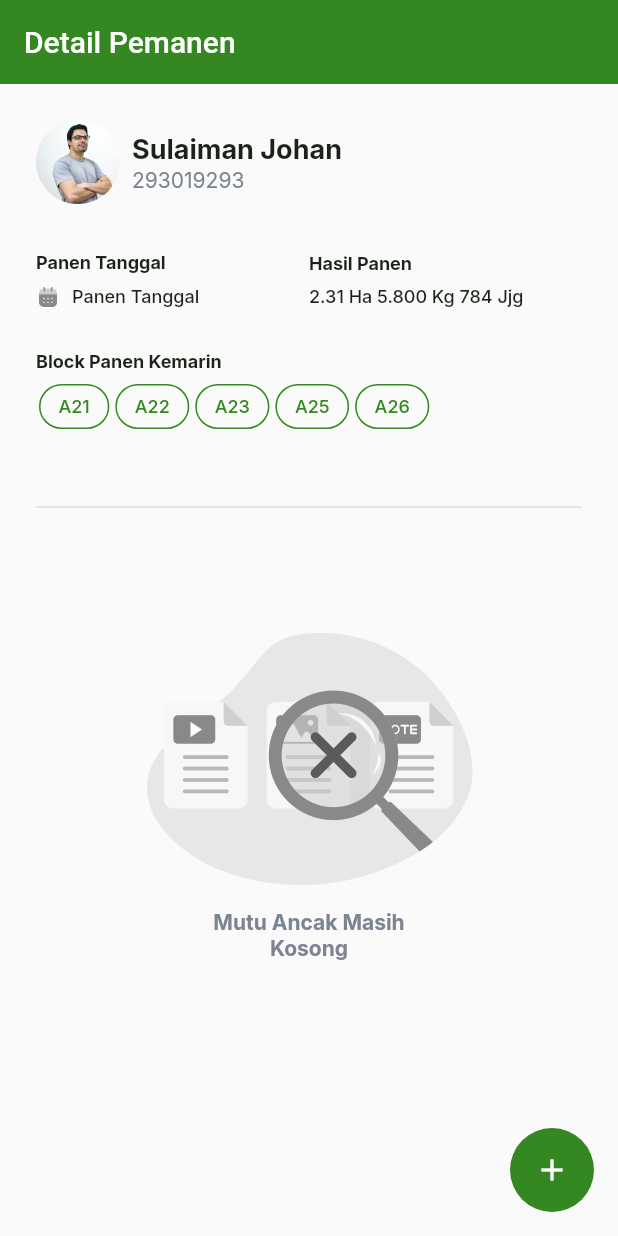
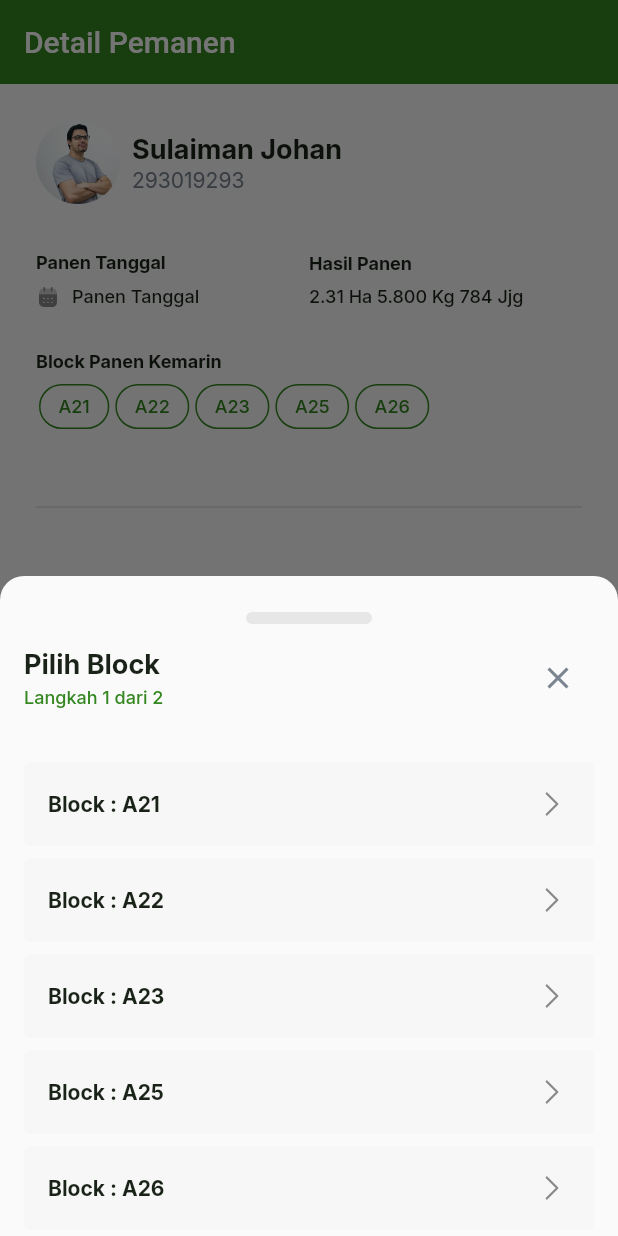
Before and after one commit to johansutrisno/pemanen-mobile, a Flutter app: the screen it shows after launch, after a tap on the "add" icon, on a phone screen of 412 x 824 dp. Run offline on Flutter 3.47's test engine with Material 2 defaults, Android fonts, the light colour scheme and no system bars; our stand-ins replace cached_network_image, flutter_svg, google_fonts.

Commit message:
feat: ui create panen

```diff
--- /dev/null
+++ b/lib/pages/detail_pemanen/component/select_block_sheet.dart
@@ -0,0 +1,111 @@
+import 'package:flutter/material.dart';
+import 'package:pemanen_mobile/component/pm_asset.dart';
+import 'package:pemanen_mobile/core/constants/assets.dart';
+import 'package:pemanen_mobile/pages/detail_pemanen/component/select_row_sheet.dart';
+import 'package:pemanen_mobile/theme/theme.dart';
+
+class SelectBlockSheet {
+  static Future show(BuildContext context) {
+    final List<String> dummyBlock = [
+      'Block : A21',
+      'Block : A22',
+      'Block : A23',
+      'Block : A25',
+      'Block : A26',
+    ];
+
+    return showModalBottomSheet(
+      isScrollControlled: true,
+      context: context,
+      shape: const RoundedRectangleBorder(
+        borderRadius: BorderRadius.only(
+          topLeft: Radius.circular(16),
+          topRight: Radius.circular(16),
+        ),
+      ),
+      builder: (_) => Wrap(
+        children: [
+          Column(
+            children: [
+              Container(
+                width: 84,
+                height: 8,
+                decoration: BoxDecoration(
+                  color: black100,
+                  borderRadius: BorderRadius.circular(100),
+                ),
+                margin: const EdgeInsets.only(top: 24, bottom: 12),
+              ),
+              Padding(
+                padding: const EdgeInsets.symmetric(horizontal: 16.0),
+                child: Row(
+                  mainAxisAlignment: MainAxisAlignment.start,
+                  children: [
+                    Column(
+                      crossAxisAlignment: CrossAxisAlignment.start,
+                      children: [
+                        Text(
+                          'Pilih Block',
+                          style: headingMedium,
+                        ),
+                        const SizedBox(height: 4),
+                        Text(
+                          'Langkah 1 dari 2',
+                          style: labelRegular.copyWith(color: primary),
+                        ),
+                      ],
+                    ),
+                    const Spacer(),
+                    IconButton(
+                      icon: const Icon(
+                        Icons.close,
+                        color: mediumEmphasis,
+                      ),
+                      onPressed: () {
+                        Navigator.pop(context);
+                      },
+                    )
+                  ],
+                ),
+              ),
+              const SizedBox(height: 28),
+              Column(
+                children: List.generate(
+                  dummyBlock.length,
+                  (index) => InkWell(
+                    onTap: () => SelectRowSheet.show(context),
+                    child: Container(
+                      margin: const EdgeInsets.symmetric(
+                        horizontal: 16,
+                        vertical: 4,
+                      ),
+                      padding: const EdgeInsets.all(16),
+                      decoration: BoxDecoration(
+                        color: black50,
+                        borderRadius: BorderRadius.circular(4),
+                      ),
+                      child: Row(
+                        children: [
+                          Text(
+                            dummyBlock[index],
+                            style: bodyBold.copyWith(color: highEmphasis),
+                          ),
+                          const Spacer(),
+                          PmAsset(
+                            IconAsset.getIconPath('arrow-right-2.svg'),
+                            width: 24,
+                            height: 24,
+                          )
+                        ],
+                      ),
+                    ),
+                  ),
+                ),
+              )
+            ],
+          ),
+        ],
+      ),
+    );
+  }
+}
--- a/lib/pages/detail_pemanen/detail_pemanen_screen.dart
+++ b/lib/pages/detail_pemanen/detail_pemanen_screen.dart
@@ -2,6 +2,7 @@ import 'package:flutter/material.dart';
 import 'package:pemanen_mobile/component/pm_app_bar.dart';
 import 'package:pemanen_mobile/component/pm_asset.dart';
 import 'package:pemanen_mobile/core/constants/assets.dart';
+import 'package:pemanen_mobile/pages/detail_pemanen/component/select_block_sheet.dart';
 import 'package:pemanen_mobile/theme/theme.dart';
 
 class DetailPemanenScreen extends StatefulWidget {
@@ -138,11 +139,15 @@ class _DetailPemanenScreenState extends State<DetailPemanenScreen> {
         ),
       ),
       floatingActionButton: FloatingActionButton(
-        onPressed: () {},
+        onPressed: _onPressedFab,
         backgroundColor: primary,
         elevation: 0,
         child: const Icon(Icons.add),
       ),
     );
   }
+
+  void _onPressedFab() async {
+    await SelectBlockSheet.show(context);
+  }
 }
--- a/lib/theme/colors.dart
+++ b/lib/theme/colors.dart
@@ -2,8 +2,15 @@ part of 'theme.dart';
 
 const Color primaryDark = Color(0xFF2b711c);
 const Color primary = Color(0xFF358721);
+const Color primary100 = Color(0xFFEEFBDA);
 
 const Color highEmphasis = Color(0xFF1A2318);
 const Color mediumEmphasis = Color(0xFF7B8591);
+const Color lowEmphasis = Color(0xFFBFC4CA);
 
+const Color black50 = Color(0xFFF7F7F7);
+const Color black100 = Color(0xFFE7E7E7);
 const Color black200 = Color(0xFFD0D0D0);
+
+const Color error300 = Color(0xFFFFA785);
+const Color error500 = Color(0xFFFF4D35);
```
Also changed, not shown: lib/component/pm_button.dart (added, +43 -0 lines), lib/pages/detail_pemanen/component/row_spinner.dart (added, +100 -0 lines), lib/pages/detail_pemanen/component/select_row_sheet.dart (added, +213 -0 lines), lib/theme/texts.dart (+7 -0 lines), assets/icons/arrow-right-2.svg (added), assets/icons/info-circle.svg (added).
